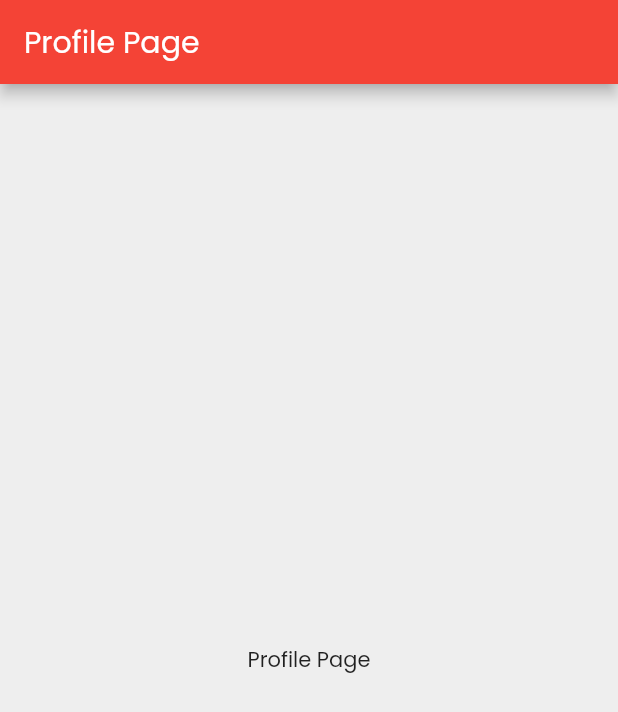
After one commit to dnesbala/flutter-first-app, a Flutter app: the HomePage screen opened directly, after a tap on "Profile Page", on a phone screen of 412 x 824 dp. The commit adds this screen. Shown: the top 712 px of the screen. Run offline on Flutter 3.47's test engine with Material 2 defaults, Android fonts, the phone set to English and light mode, and no system bars; our stand-ins replace google_fonts.

Commit message:
Simple routing navigation

```diff
--- /dev/null
+++ b/lib/navigation/home_page.dart
@@ -0,0 +1,39 @@
+import 'package:first_app/navigation/profile_page.dart';
+import 'package:flutter/material.dart';
+
+class HomePage extends StatelessWidget {
+  const HomePage({Key? key}) : super(key: key);
+
+  @override
+  Widget build(BuildContext context) {
+    return Scaffold(
+      appBar: AppBar(
+        title: Text("Home Page"),
+      ),
+      body: Center(
+        child: Column(
+          mainAxisAlignment: MainAxisAlignment.center,
+          children: [
+            Text("Home Page"),
+            ElevatedButton(
+              onPressed: () {
+                Navigator.of(context).pushAndRemoveUntil(
+                  MaterialPageRoute(builder: (_) => ProfilePage()),
+                  (route) => false,
+                );
+              },
+              child: Text("Profile Page"),
+            ),
+            ElevatedButton(
+              onPressed: () {
+                // Navigator.pop(context);
+                Navigator.of(context).pop();
+              },
+              child: Text("Back"),
+            ),
+          ],
+        ),
+      ),
+    );
+  }
+}
--- /dev/null
+++ b/lib/navigation/profile_page.dart
@@ -0,0 +1,23 @@
+import 'package:first_app/navigation/home_page.dart';
+import 'package:flutter/material.dart';
+
+class ProfilePage extends StatelessWidget {
+  const ProfilePage({Key? key}) : super(key: key);
+
+  @override
+  Widget build(BuildContext context) {
+    return Scaffold(
+      appBar: AppBar(
+        title: Text("Profile Page"),
+      ),
+      body: Center(
+        child: Column(
+          mainAxisAlignment: MainAxisAlignment.center,
+          children: [
+            Text("Profile Page"),
+          ],
+        ),
+      ),
+    );
+  }
+}
```
Also changed, not shown: lib/main.dart (+5 -2 lines), lib/navigation/login_page.dart (added, +31 -0 lines).
